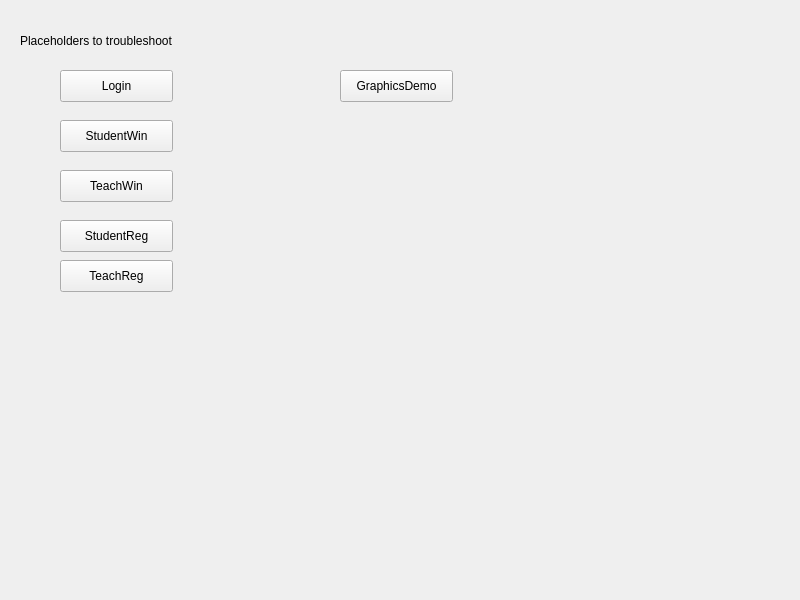
First picture: the form in Client/client.ui, repository DatabasesWorks/Stacked_EducationalPlatform, before the edit.
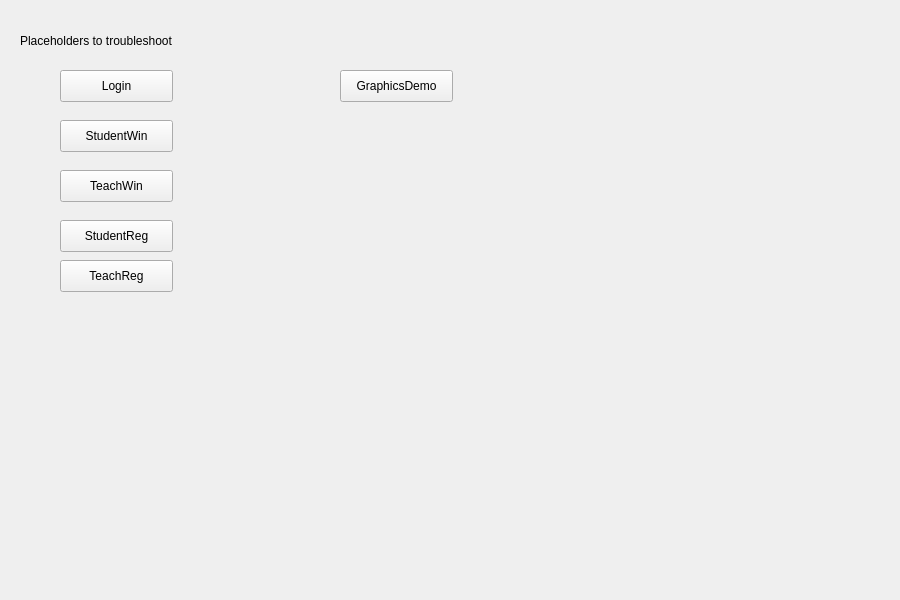
Second picture: the form after the edit.

Diff of the .ui file:
```diff
--- a/Client/client.ui
+++ b/Client/client.ui
@@ -6,7 +6,7 @@
    <rect>
     <x>0</x>
     <y>0</y>
-    <width>800</width>
+    <width>900</width>
     <height>600</height>
    </rect>
   </property>
```
